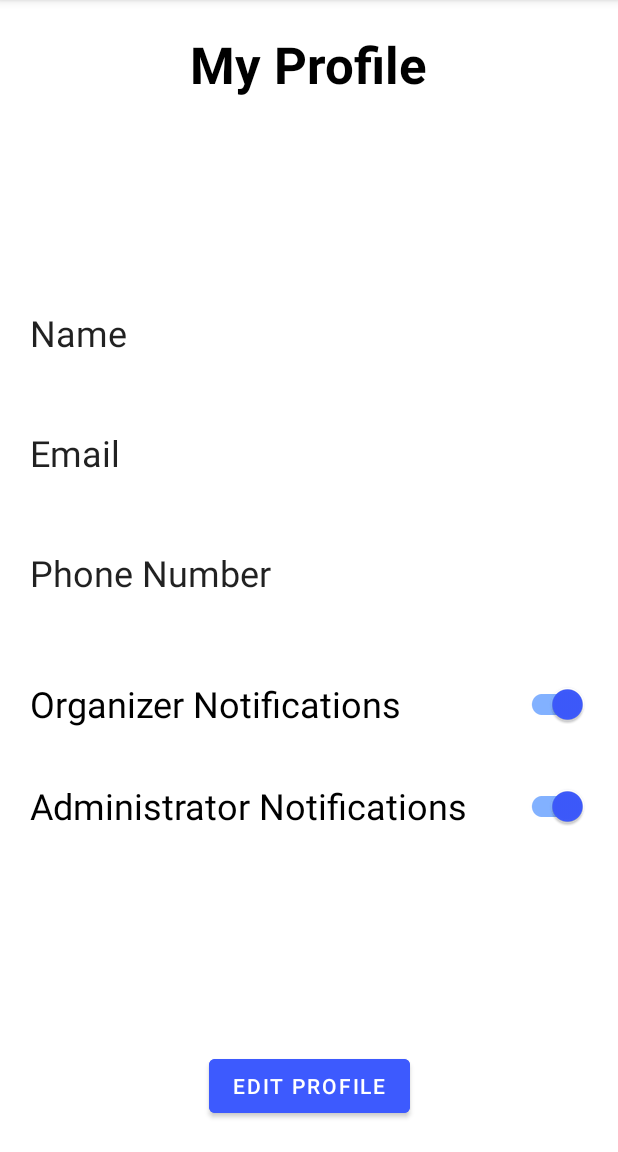
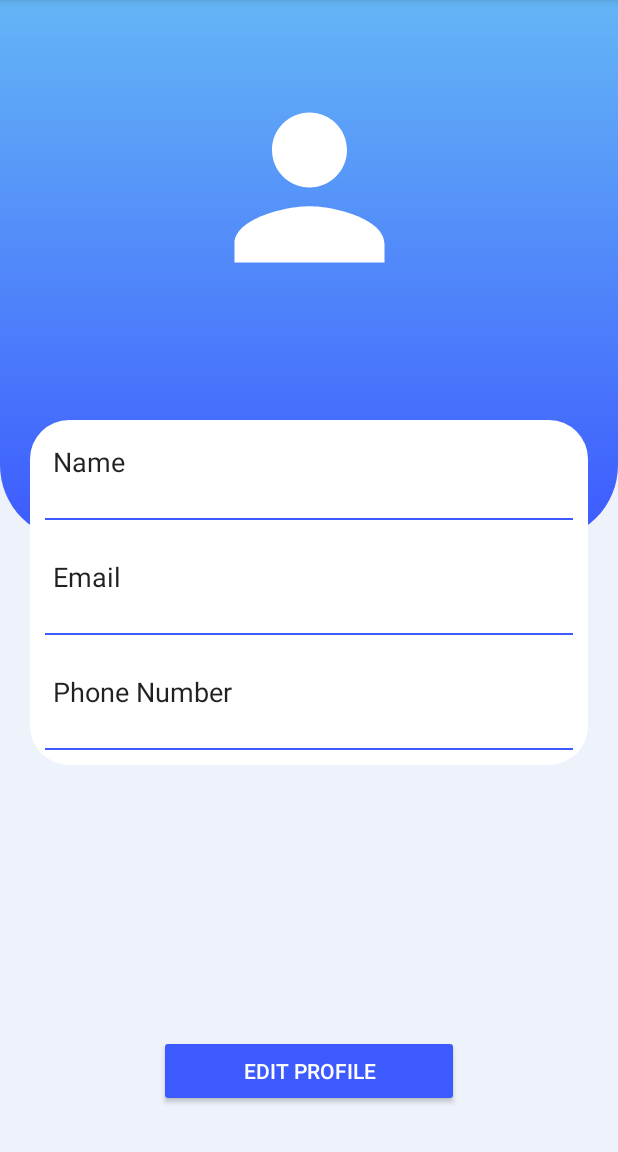
Before and after one commit to CMPUT301F24employ/employ-events, an Android app: the fragment ProfileFragment shown on its own in the app's theme, on a phone screen of 412 x 824 dp, the part 84-1236 px from its top. Run offline under Robolectric (Android 15) with nearby library versions, the phone set to English and light mode, and no system bars; our stand-ins replace Firebase (no records; nobody signed in at launch, a user with empty details on screens opened directly).

Commit message:
Updated Profile UI and Header UI.

```diff
--- a/app/src/main/java/com/example/employ_events/ui/profile/ProfileFragment.java
+++ b/app/src/main/java/com/example/employ_events/ui/profile/ProfileFragment.java
@@ -31,7 +31,7 @@ import java.util.Objects;
 public class ProfileFragment extends Fragment{
 
     private FragmentProfileBinding binding;
-    private SwitchCompat organizer_notifications, admin_notifications;
+    //private SwitchCompat organizer_notifications, admin_notifications;
     private TextView name, email, phone_number;
     private Button editProfileButton;
 
@@ -76,8 +76,8 @@ public class ProfileFragment extends Fragment{
      * Initializes the views for the fragment.
      */
     private void initializeViews() {
-        organizer_notifications = binding.profileOrganizerNotificationStatus;
-        admin_notifications = binding.profileAdminNotificationStatus;
+        //organizer_notifications = binding.profileOrganizerNotificationStatus;
+        //admin_notifications = binding.profileAdminNotificationStatus;
         name = binding.profileName;
         phone_number = binding.profilePhoneNumber;
         email = binding.profileEmail;
@@ -90,8 +90,8 @@ public class ProfileFragment extends Fragment{
      * @param profileViewModel The ViewModel associated with this fragment.
      */
     private void displayProfile(DocumentSnapshot document, ProfileViewModel profileViewModel) {
-        organizer_notifications.setChecked(Boolean.TRUE.equals(document.getBoolean("organizerNotifications")));
-        admin_notifications.setChecked(Boolean.TRUE.equals(document.getBoolean("adminNotifications")));
+        //organizer_notifications.setChecked(Boolean.TRUE.equals(document.getBoolean("organizerNotifications")));
+        //admin_notifications.setChecked(Boolean.TRUE.equals(document.getBoolean("adminNotifications")));
         // if NULL, it will be blank. Otherwise, display the users info.
         if (document.get("name") != null) {
             name.setText(Objects.requireNonNull(document.get("name")).toString());
--- /dev/null
+++ b/app/src/main/res/drawable/baseline_event_24.xml
@@ -0,0 +1,5 @@
+<vector xmlns:android="http://schemas.android.com/apk/res/android" android:autoMirrored="true" android:height="24dp" android:tint="#FFFFFF" android:viewportHeight="24" android:viewportWidth="24" android:width="24dp">
+
+    <path android:fillColor="@android:color/white" android:pathData="M17,12h-5v5h5v-5zM16,1v2L8,3L8,1L6,1v2L5,3c-1.11,0 -1.99,0.9 -1.99,2L3,19c0,1.1 0.89,2 2,2h14c1.1,0 2,-0.9 2,-2L21,5c0,-1.1 -0.9,-2 -2,-2h-1L18,1h-2zM19,19L5,19L5,8h14v11z"/>
+
+</vector>
--- /dev/null
+++ b/app/src/main/res/drawable/top_background.xml
@@ -0,0 +1,23 @@
+<?xml version="1.0" encoding="utf-8"?>
+<selector xmlns:android="http://schemas.android.com/apk/res/android">
+    <item>
+        <shape android:shape="rectangle">
+            <gradient
+                android:endColor="@color/primary_blue"
+                android:startColor="#64b5f6"
+                android:angle="270"/>
+
+
+            <corners
+                android:bottomRightRadius="50dp"
+                android:bottomLeftRadius="50dp"
+                />
+
+
+
+
+        </shape>
+    </item>
+
+
+</selector>
--- /dev/null
+++ b/app/src/main/res/drawable/white_background.xml
@@ -0,0 +1,11 @@
+<?xml version="1.0" encoding="utf-8"?>
+<selector xmlns:android="http://schemas.android.com/apk/res/android">
+    <item>
+        <shape android:shape="rectangle">
+            <solid android:color="@color/white"> </solid>
+            <corners android:radius="26dp"> </corners>
+        </shape>
+
+
+    </item>
+</selector>
--- a/app/src/main/res/layout/fragment_profile.xml
+++ b/app/src/main/res/layout/fragment_profile.xml
@@ -4,140 +4,177 @@
     xmlns:tools="http://schemas.android.com/tools"
     android:layout_width="match_parent"
     android:layout_height="match_parent"
+    android:background="#edf2fb"
     tools:context=".ui.profile.ProfileFragment">
+
+    <ScrollView
+        android:id="@+id/scrollView2"
+        android:layout_width="match_parent"
+        android:layout_height="match_parent">
+
+        <LinearLayout
+            android:layout_width="match_parent"
+            android:layout_height="wrap_content"
+            android:orientation="vertical">
+
+            <androidx.constraintlayout.widget.ConstraintLayout
+                android:layout_width="match_parent"
+                android:layout_height="wrap_content">
+
+                <androidx.constraintlayout.widget.ConstraintLayout
+                    android:layout_width="match_parent"
+                    android:layout_height="wrap_content"
+                    app:layout_constraintEnd_toEndOf="parent"
+                    app:layout_constraintHorizontal_bias="1.0"
+                    app:layout_constraintStart_toStartOf="parent"
+                    app:layout_constraintTop_toTopOf="parent">
+
+                    <androidx.constraintlayout.widget.ConstraintLayout
+                        android:id="@+id/constraintLayout"
+                        android:layout_width="match_parent"
+                        android:layout_height="360dp"
+                        android:background="@drawable/top_background"
+                        app:layout_constraintEnd_toEndOf="parent"
+                        app:layout_constraintStart_toStartOf="parent"
+                        app:layout_constraintTop_toTopOf="parent">
+
+                    </androidx.constraintlayout.widget.ConstraintLayout>
+
+                    <ImageView
+                        android:id="@+id/userPFP"
+                        android:layout_width="150dp"
+                        android:layout_height="150dp"
+                        android:layout_marginTop="50dp"
+                        app:layout_constraintEnd_toEndOf="parent"
+                        app:layout_constraintStart_toStartOf="parent"
+                        app:layout_constraintTop_toTopOf="parent"
+                        app:srcCompat="@drawable/white_person" />
+
+                    <LinearLayout
+                        android:layout_width="0dp"
+                        android:layout_height="wrap_content"
+                        android:layout_marginStart="20dp"
+                        android:layout_marginTop="80dp"
+                        android:layout_marginEnd="20dp"
+                        android:background="@drawable/white_background"
+                        android:orientation="vertical"
+                        app:layout_constraintEnd_toEndOf="parent"
+                        app:layout_constraintStart_toStartOf="parent"
+                        app:layout_constraintTop_toBottomOf="@+id/userPFP">
+
+                        <LinearLayout
+                            android:layout_width="match_parent"
+                            android:layout_height="wrap_content"
+                            android:layout_margin="15dp"
+                            android:orientation="horizontal">
+
+                            <TextView
+                                android:id="@+id/name_textView"
+                                android:layout_width="wrap_content"
+                                android:layout_height="wrap_content"
+                                android:text="@string/name"
+                                android:textAppearance="@style/TextAppearance.AppCompat.Large"
+                                android:textSize="18sp" />
+
+                            <TextView
+                                android:id="@+id/profile_name"
+                                android:layout_width="match_parent"
+                                android:layout_height="wrap_content"
+                                android:textAlignment="viewEnd"
+                                android:textAppearance="@style/TextAppearance.AppCompat.Medium"
+                                android:textSize="16sp" />
+
+                        </LinearLayout>
+
+                        <View
+                            android:id="@+id/view"
+                            android:layout_width="match_parent"
+                            android:layout_height="1dp"
+                            android:layout_margin="10dp"
+                            android:layout_weight="1"
+                            android:background="@color/primary_blue" />
+
+                        <LinearLayout
+                            android:layout_width="match_parent"
+                            android:layout_height="wrap_content"
+                            android:layout_margin="15dp"
+                            android:orientation="horizontal">
+
+                            <TextView
+                                android:id="@+id/email_TextView"
+                                android:layout_width="wrap_content"
+                                android:layout_height="wrap_content"
+                                android:text="@string/email"
+                                android:textAppearance="@style/TextAppearance.AppCompat.Large"
+                                android:textSize="18sp" />
+
+                            <TextView
+                                android:id="@+id/profile_email"
+                                android:layout_width="match_parent"
+                                android:layout_height="wrap_content"
+                                android:textAlignment="viewEnd"
+                                android:textAppearance="@style/TextAppearance.AppCompat.Medium"
+                                android:textSize="16sp" />
+
+                        </LinearLayout>
+
+                        <View
+                            android:id="@+id/view2"
+                            android:layout_width="match_parent"
+                            android:layout_height="1dp"
+                            android:layout_margin="10dp"
+                            android:layout_weight="1"
+                            android:background="@color/primary_blue" />
+
+                        <LinearLayout
+                            android:layout_width="match_parent"
+                            android:layout_height="match_parent"
+                            android:layout_margin="15dp"
+                            android:orientation="horizontal">
+
+                            <TextView
+                                android:id="@+id/phone_num_textView"
+                                android:layout_width="wrap_content"
+                                android:layout_height="wrap_content"
+                                android:text="@string/phone_number"
+                                android:textAppearance="@style/TextAppearance.AppCompat.Large"
+                                android:textSize="18sp" />
+
+                            <TextView
+                                android:id="@+id/profile_phone_number"
+                                android:layout_width="match_parent"
+                                android:layout_height="wrap_content"
+                                android:textAlignment="viewEnd"
+                                android:textAppearance="@style/TextAppearance.AppCompat.Medium"
+                                android:textSize="16sp" />
+
+                        </LinearLayout>
+
+                        <View
+                            android:id="@+id/view3"
+                            android:layout_width="match_parent"
+                            android:layout_height="1dp"
+                            android:layout_margin="10dp"
+                            android:layout_weight="1"
+                            android:background="@color/primary_blue" />
+
+                    </LinearLayout>
+                </androidx.constraintlayout.widget.ConstraintLayout>
+            </androidx.constraintlayout.widget.ConstraintLayout>
+
+        </LinearLayout>
+    </ScrollView>
 
     <Button
         android:id="@+id/edit_profile_button"
-        android:layout_width="wrap_content"
+        style="@android:style/Widget.Material.Button"
+        android:layout_width="200dp"
         android:layout_height="wrap_content"
-        android:layout_marginBottom="20dp"
+        android:layout_marginBottom="30dp"
         android:backgroundTint="#3D5AFE"
         android:text="@string/edit_profile"
         app:layout_constraintBottom_toBottomOf="parent"
         app:layout_constraintEnd_toEndOf="parent"
         app:layout_constraintStart_toStartOf="parent" />
 
-    <TextView
-        android:id="@+id/eventName"
-        android:layout_width="wrap_content"
-        android:layout_height="wrap_content"
-        android:layout_marginTop="20dp"
-        android:text="@string/my_profile"
-        android:textAppearance="@style/TextAppearance.AppCompat.Display1"
-        android:textColor="#000000"
-        android:textStyle="bold"
-        app:layout_constraintEnd_toEndOf="parent"
-        app:layout_constraintStart_toStartOf="parent"
-        app:layout_constraintTop_toTopOf="parent" />
-
-    <ImageView
-        android:id="@+id/userPFP"
-        android:layout_width="100dp"
-        android:layout_height="100dp"
-        android:layout_marginTop="20dp"
-        app:layout_constraintEnd_toEndOf="parent"
-        app:layout_constraintStart_toStartOf="parent"
-        app:layout_constraintTop_toBottomOf="@id/eventName" />
-
-    <LinearLayout
-        android:layout_width="0dp"
-        android:layout_height="0dp"
-        android:layout_marginStart="20dp"
-        android:layout_marginTop="20dp"
-        android:layout_marginEnd="20dp"
-        android:layout_marginBottom="20dp"
-        android:orientation="vertical"
-        app:layout_constraintBottom_toTopOf="@+id/edit_profile_button"
-        app:layout_constraintEnd_toEndOf="parent"
-        app:layout_constraintStart_toStartOf="parent"
-        app:layout_constraintTop_toBottomOf="@+id/userPFP">
-
-        <TextView
-            android:id="@+id/name_textView"
-            android:layout_width="match_parent"
-            android:layout_height="wrap_content"
-            android:text="@string/name"
-            android:textAppearance="@style/TextAppearance.AppCompat.Large"
-            android:textSize="24sp" />
-
-        <TextView
-            android:id="@+id/profile_name"
-            android:layout_width="match_parent"
-            android:layout_height="wrap_content"
-            android:textAppearance="@style/TextAppearance.AppCompat.Medium"
-            android:textSize="20sp" />
-
-        <Space
-            android:layout_width="match_parent"
-            android:layout_height="20dp" />
-
-        <TextView
-            android:id="@+id/email_TextView"
-            android:layout_width="match_parent"
-            android:layout_height="wrap_content"
-            android:text="@string/email"
-            android:textAppearance="@style/TextAppearance.AppCompat.Large"
-            android:textSize="24sp" />
-
-        <TextView
-            android:id="@+id/profile_email"
-            android:layout_width="match_parent"
-            android:layout_height="wrap_content"
-            android:textAppearance="@style/TextAppearance.AppCompat.Medium"
-            android:textSize="20sp" />
-
-        <Space
-            android:layout_width="match_parent"
-            android:layout_height="20dp" />
-
-        <TextView
-            android:id="@+id/phone_num_textView"
-            android:layout_width="match_parent"
-            android:layout_height="wrap_content"
-            android:text="@string/phone_number"
-            android:textAppearance="@style/TextAppearance.AppCompat.Large"
-            android:textSize="24sp" />
-
-        <TextView
-            android:id="@+id/profile_phone_number"
-            android:layout_width="match_parent"
-            android:layout_height="wrap_content"
-            android:textAppearance="@style/TextAppearance.AppCompat.Medium"
-            android:textSize="20sp" />
-
-        <Space
-            android:layout_width="match_parent"
-            android:layout_height="20dp" />
-
-        <androidx.appcompat.widget.SwitchCompat
-            android:id="@+id/profile_organizer_notification_status"
-            android:layout_width="match_parent"
-            android:layout_height="wrap_content"
-            android:checked="true"
-            android:clickable="false"
-            android:text="@string/organizer_notification_status"
-            android:textAppearance="@style/TextAppearance.AppCompat.Large"
-            android:textSize="24sp"
-            app:thumbTint="#3D5AFE"
-            app:trackTint="#82B1FF" />
-
-        <Space
-            android:layout_width="match_parent"
-            android:layout_height="20dp" />
-
-        <androidx.appcompat.widget.SwitchCompat
-            android:id="@+id/profile_admin_notification_status"
-            android:layout_width="match_parent"
-            android:layout_height="wrap_content"
-            android:checked="true"
-            android:clickable="false"
-            android:text="@string/admin_notification_status"
-            android:textAppearance="@style/TextAppearance.AppCompat.Large"
-            android:textColorLink="#3D5AFE"
-            android:textSize="24sp"
-            app:thumbTint="#3D5AFE"
-            app:trackTint="#82B1FF" />
-
-    </LinearLayout>
-
 </androidx.constraintlayout.widget.ConstraintLayout>
--- a/app/src/main/res/values/colors.xml
+++ b/app/src/main/res/values/colors.xml
@@ -9,6 +9,8 @@
     <color name="white">#FFFFFFFF</color>
     <color name="button_colour">#3D5AFE</color>
     <color name="primary_blue">#3D5AFE</color>
+    <color name="lighter_blue">#97a5f3</color>
+    <color name="blue_light_background">#edf2fb</color>
     <color name="screen_background_colour">#4652A6</color>
 
 </resources>
--- a/app/src/main/res/values/strings.xml
+++ b/app/src/main/res/values/strings.xml
@@ -2,8 +2,8 @@
     <string name="app_name">Employ-Events</string>
     <string name="navigation_drawer_open">Open navigation drawer</string>
     <string name="navigation_drawer_close">Close navigation drawer</string>
-    <string name="nav_header_title">Android Studio</string>
-    <string name="nav_header_subtitle">android.studio@android.com</string>
+    <string name="nav_header_title">Employ Events</string>
+    <string name="nav_header_subtitle">Join or create an event today!</string>
     <string name="nav_header_desc">Navigation header</string>
     <string name="action_settings">Settings</string>
 
```
Also changed, not shown: app/src/main/java/com/example/employ_events/ui/profile/EditProfileFragment.java (+7 -7 lines), app/src/main/res/layout/fragment_edit_profile.xml (+10 -56 lines), app/src/main/res/layout/fragment_facility.xml (+11 -27 lines), app/src/main/res/layout/nav_header_main.xml (+5 -4 lines).
